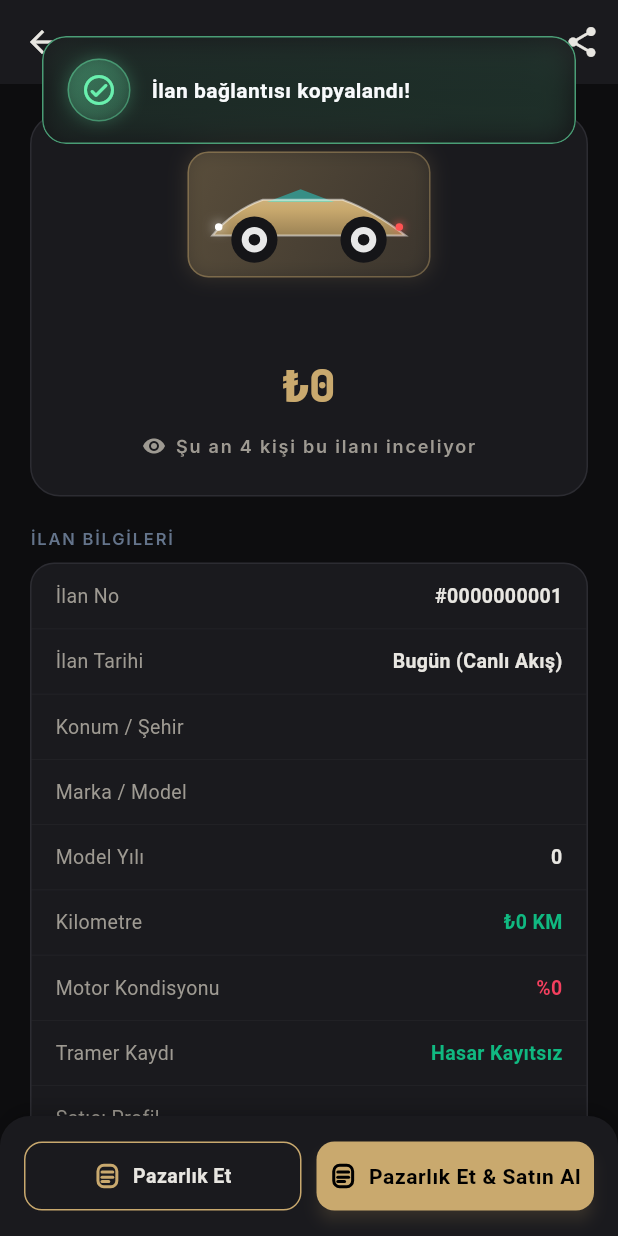
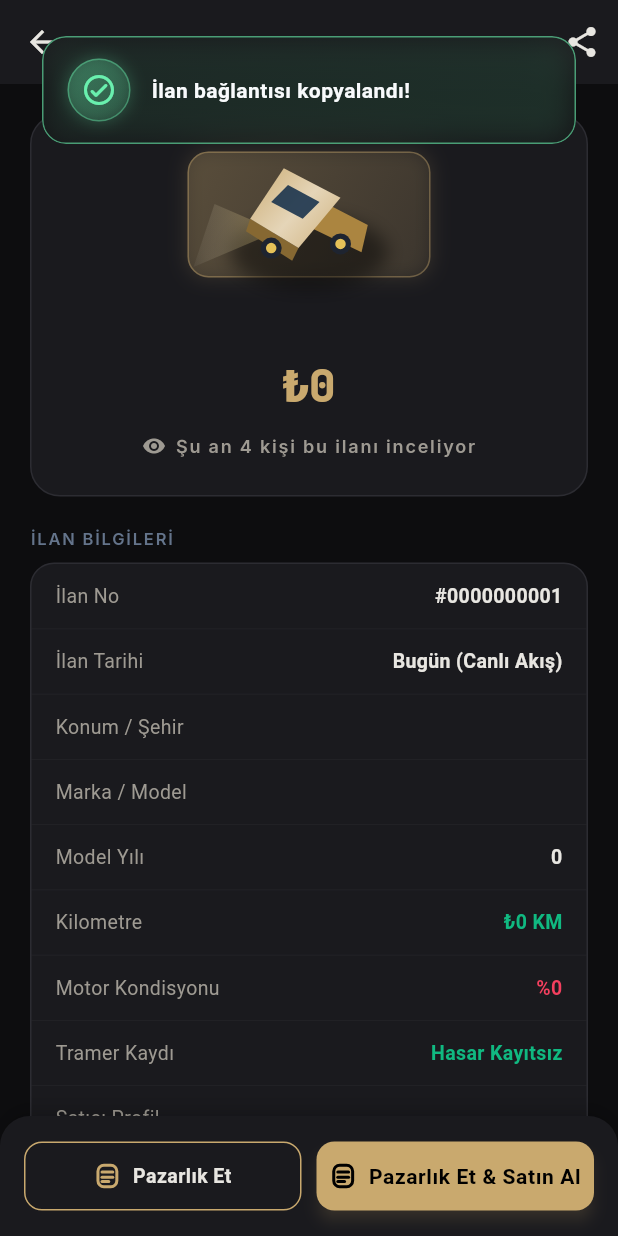
Before and after one commit to balax-studio/galeriden, a Flutter app: the ListingDetailScreen screen opened directly with empty values, after a tap on the "share" icon, on a phone screen of 412 x 824 dp. Run offline on Flutter 3.47's test engine with Material 3 defaults, Android fonts, the phone set to English and light mode, and no system bars; our stand-ins replace flutter_riverpod, go_router, google_fonts, shared_preferences, toastification; accounts and stored records are empty; project files that could hold a hidden picture were left out.

Commit message:
feat: Implement Visual Revolution (Swiss Obsidian Design System, Parallax Skyline, 3D Metallic Car Shaders)

```diff
--- a/lib/presentation/widgets/car_icons.dart
+++ b/lib/presentation/widgets/car_icons.dart
@@ -1,4 +1,5 @@
 import 'package:flutter/material.dart';
+import 'isometric_3d_car_painter.dart';
 
 class CarSilhouetteWidget extends StatelessWidget {
   final String bodyType;
@@ -22,7 +23,11 @@ class CarSilhouetteWidget extends StatelessWidget {
 
     Widget content = CustomPaint(
       size: Size(width, height),
-      painter: _CarSilhouettePainter(bodyType: bodyType, carColor: effectiveColor),
+      painter: Isometric3DCarPainter(
+        bodyColor: effectiveColor,
+        category: bodyType,
+        isHeadlightOn: true,
+      ),
     );
 
     if (!showBackgroundPod) return content;
--- /dev/null
+++ b/lib/presentation/widgets/isometric_3d_car_painter.dart
@@ -0,0 +1,143 @@
+import 'dart:math' as math;
+import 'package:flutter/material.dart';
+import '../../core/theme/app_colors.dart';
+import '../../data/models/car_model.dart';
+
+/// Multi-Angle 3D Volumetric Metallic Isometric Car Painter
+/// Renders 3D metallic bodies with custom paint colors, chrome highlights,
+/// LED headlight glow, glass reflections, and kaporta damage overlays.
+class Isometric3DCarPainter extends CustomPainter {
+  final Color bodyColor;
+  final String category; // sedan, suv, sport, classic, electric
+  final double damagePercent; // 0 to 100
+  final bool isHeadlightOn;
+  final double animationProgress;
+
+  Isometric3DCarPainter({
+    required this.bodyColor,
+    this.category = 'sedan',
+    this.damagePercent = 0,
+    this.isHeadlightOn = true,
+    this.animationProgress = 0,
+  });
+
+  @override
+  void paint(Canvas canvas, Size size) {
+    final center = Offset(size.width / 2, size.height / 2);
+    final scale = size.width / 100.0;
+
+    // 1. Vehicle Drop Shadow
+    final shadowPaint = Paint()
+      ..color = Colors.black.withValues(alpha: 0.45)
+      ..maskFilter = const MaskFilter.blur(BlurStyle.normal, 6);
+    final shadowPath = Path()
+      ..addOval(Rect.fromCenter(center: center + Offset(0, 18 * scale), width: 75 * scale, height: 35 * scale));
+    canvas.drawPath(shadowPath, shadowPaint);
+
+    // 2. Headlight Beam Reflection (Isometric Forward Left)
+    if (isHeadlightOn) {
+      final beamPaint = Paint()
+        ..shader = LinearGradient(
+          begin: Alignment.centerRight,
+          end: Alignment.centerLeft,
+          colors: [
+            AppColors.primaryAmber.withValues(alpha: 0.35),
+            Colors.white.withValues(alpha: 0.0),
+          ],
+        ).createShader(Rect.fromLTWH(center.dx - 60 * scale, center.dy, 45 * scale, 30 * scale));
+
+      final beamPath = Path()
+        ..moveTo(center.dx - 15 * scale, center.dy + 8 * scale)
+        ..lineTo(center.dx - 55 * scale, center.dy + 25 * scale)
+        ..lineTo(center.dx - 45 * scale, center.dy - 5 * scale)
+        ..close();
+      canvas.drawPath(beamPath, beamPaint);
+    }
+
+    // 3. Volumetric 3D Car Body Base Colors
+    Color topColor = bodyColor;
+    Color sideColor = HSLColor.fromColor(bodyColor).withLightness(math.max(0.1, HSLColor.fromColor(bodyColor).lightness - 0.15)).toColor();
+    Color frontColor = HSLColor.fromColor(bodyColor).withLightness(math.max(0.05, HSLColor.fromColor(bodyColor).lightness - 0.25)).toColor();
+
+    // 4. Side Face (Isometric Right-Down)
+    final sidePath = Path()
+      ..moveTo(center.dx - 5 * scale, center.dy - 12 * scale)
+      ..lineTo(center.dx + 28 * scale, center.dy + 5 * scale)
+      ..lineTo(center.dx + 25 * scale, center.dy + 18 * scale)
+      ..lineTo(center.dx - 8 * scale, center.dy + 2 * scale)
+      ..close();
+    canvas.drawPath(sidePath, Paint()..color = sideColor);
+
+    // 5. Front Face (Isometric Left-Down)
+    final frontPath = Path()
+      ..moveTo(center.dx - 28 * scale, center.dy + 2 * scale)
+      ..lineTo(center.dx - 5 * scale, center.dy + 16 * scale)
+      ..lineTo(center.dx - 8 * scale, center.dy + 22 * scale)
+      ..lineTo(center.dx - 30 * scale, center.dy + 8 * scale)
+      ..close();
+    canvas.drawPath(frontPath, Paint()..color = frontColor);
+
+    // 6. Roof & Hood Top Face (Isometric Top Sheen)
+    final topPath = Path()
+      ..moveTo(center.dx - 12 * scale, center.dy - 22 * scale)
+      ..lineTo(center.dx + 15 * scale, center.dy - 8 * scale)
+      ..lineTo(center.dx - 5 * scale, center.dy + 16 * scale)
+      ..lineTo(center.dx - 28 * scale, center.dy + 2 * scale)
+      ..close();
+
+    final metallicGradient = LinearGradient(
+      begin: Alignment.topLeft,
+      end: Alignment.bottomRight,
+      colors: [
+        topColor,
+        HSLColor.fromColor(topColor).withLightness(math.min(0.9, HSLColor.fromColor(topColor).lightness + 0.2)).toColor(),
+        topColor,
+      ],
+      stops: const [0.0, 0.5, 1.0],
+    );
+    canvas.drawPath(topPath, Paint()..shader = metallicGradient.createShader(Rect.fromLTWH(center.dx - 30 * scale, center.dy - 25 * scale, 50 * scale, 45 * scale)));
+
+    // 7. Glass Windows (Cyan Obsidian Tint)
+    final windshieldPath = Path()
+      ..moveTo(center.dx - 10 * scale, center.dy - 14 * scale)
+      ..lineTo(center.dx + 5 * scale, center.dy - 6 * scale)
+      ..lineTo(center.dx - 3 * scale, center.dy + 2 * scale)
+      ..lineTo(center.dx - 18 * scale, center.dy - 6 * scale)
+      ..close();
+    final glassPaint = Paint()..color = const Color(0xFF0F2B48).withValues(alpha: 0.85);
+    canvas.drawPath(windshieldPath, glassPaint);
+
+    // 8. Wheels (3D Isometric Cylinder Rims)
+    final wheelPaint = Paint()..color = const Color(0xFF1E2430);
+    final rimPaint = Paint()..color = AppColors.primaryAmber;
+
+    // Front-Left Wheel
+    canvas.drawCircle(center + Offset(-18 * scale, 16 * scale), 5 * scale, wheelPaint);
+    canvas.drawCircle(center + Offset(-18 * scale, 16 * scale), 2.5 * scale, rimPaint);
+
+    // Rear-Left Wheel
+    canvas.drawCircle(center + Offset(15 * scale, 14 * scale), 5 * scale, wheelPaint);
+    canvas.drawCircle(center + Offset(15 * scale, 14 * scale), 2.5 * scale, rimPaint);
+
+    // 9. Kaporta Damage Scratch Layer (if damaged)
+    if (damagePercent > 20) {
+      final scratchPaint = Paint()
+        ..color = Colors.black.withValues(alpha: 0.6)
+        ..strokeWidth = 1.5
+        ..style = PaintingStyle.stroke;
+      canvas.drawLine(center + Offset(-10 * scale, 0), center + Offset(-2 * scale, 8 * scale), scratchPaint);
+      if (damagePercent > 50) {
+        canvas.drawLine(center + Offset(2 * scale, -5 * scale), center + Offset(12 * scale, 2 * scale), scratchPaint);
+      }
+    }
+  }
+
+  @override
+  bool shouldRepaint(covariant Isometric3DCarPainter oldDelegate) {
+    return oldDelegate.bodyColor != bodyColor ||
+        oldDelegate.category != category ||
+        oldDelegate.damagePercent != damagePercent ||
+        oldDelegate.isHeadlightOn != isHeadlightOn ||
+        oldDelegate.animationProgress != animationProgress;
+  }
+}
```
Also changed, not shown: lib/presentation/widgets/app_obsidian_card.dart (added, +69 -0 lines), lib/presentation/widgets/isometric_showroom_canvas.dart (+8 -0 lines), lib/presentation/widgets/parallax_skyline_painter.dart (added, +77 -0 lines), 2 other files.
